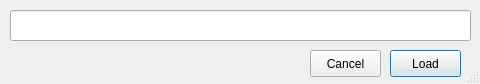
Qt form load_config_dialog.ui (yyquick/host-switcher) before a commit.
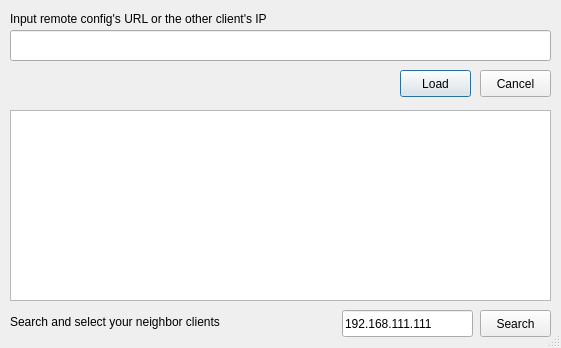
The same form after that commit. Icons and pictures are not drawn.

Diff of the .ui file:
```diff
--- a/load_config_dialog.ui
+++ b/load_config_dialog.ui
@@ -9,8 +9,8 @@
    <rect>
     <x>0</x>
     <y>0</y>
-    <width>480</width>
-    <height>84</height>
+    <width>561</width>
+    <height>348</height>
    </rect>
   </property>
   <property name="minimumSize">
@@ -19,12 +19,6 @@
     <height>84</height>
    </size>
   </property>
-  <property name="maximumSize">
-   <size>
-    <width>480</width>
-    <height>84</height>
-   </size>
-  </property>
   <property name="windowTitle">
    <string>Load Host Config from Http Server</string>
   </property>
@@ -42,8 +36,8 @@
    <property name="geometry">
     <rect>
      <x>10</x>
-     <y>10</y>
-     <width>461</width>
+     <y>30</y>
+     <width>541</width>
      <height>31</height>
     </rect>
    </property>
@@ -51,8 +45,8 @@
   <widget class="QLabel" name="statusLabel">
    <property name="geometry">
     <rect>
-     <x>20</x>
-     <y>53</y>
+     <x>10</x>
+     <y>70</y>
      <width>281</width>
      <height>20</height>
     </rect>
@@ -70,8 +64,8 @@
   <widget class="QPushButton" name="cancelButton">
    <property name="geometry">
     <rect>
-     <x>310</x>
-     <y>50</y>
+     <x>480</x>
+     <y>70</y>
      <width>71</width>
      <height>27</height>
     </rect>
@@ -83,8 +77,8 @@
   <widget class="QPushButton" name="loadButton">
    <property name="geometry">
     <rect>
-     <x>390</x>
-     <y>50</y>
+     <x>400</x>
+     <y>70</y>
      <width>71</width>
      <height>27</height>
     </rect>
@@ -99,6 +93,68 @@
     <bool>false</bool>
    </property>
   </widget>
+  <widget class="QTableView" name="clientsTableView">
+   <property name="geometry">
+    <rect>
+     <x>10</x>
+     <y>110</y>
+     <width>541</width>
+     <height>191</height>
+    </rect>
+   </property>
+  </widget>
+  <widget class="QLineEdit" name="ipFilterEdit">
+   <property name="geometry">
+    <rect>
+     <x>342</x>
+     <y>310</y>
+     <width>131</width>
+     <height>27</height>
+    </rect>
+   </property>
+   <property name="text">
+    <string>192.168.111.111</string>
+   </property>
+  </widget>
+  <widget class="QPushButton" name="searchButton">
+   <property name="geometry">
+    <rect>
+     <x>480</x>
+     <y>310</y>
+     <width>71</width>
+     <height>27</height>
+    </rect>
+   </property>
+   <property name="text">
+    <string>Search</string>
+   </property>
+  </widget>
+  <widget class="QLabel" name="label">
+   <property name="geometry">
+    <rect>
+     <x>10</x>
+     <y>10</y>
+     <width>541</width>
+     <height>17</height>
+    </rect>
+   </property>
+   <property name="text">
+    <string>Input remote config's URL or the other client's IP</string>
+   </property>
+  </widget>
+  <widget class="QLabel" name="label_2">
+   <property name="geometry">
+    <rect>
+     <x>10</x>
+     <y>312</y>
+     <width>291</width>
+     <height>20</height>
+    </rect>
+   </property>
+   <property name="text">
+    <string>Search and select your neighbor clients</string>
+   </property>
+  </widget>
  </widget>
  <resources>
   <include location="host_switcher.qrc"/>
```
